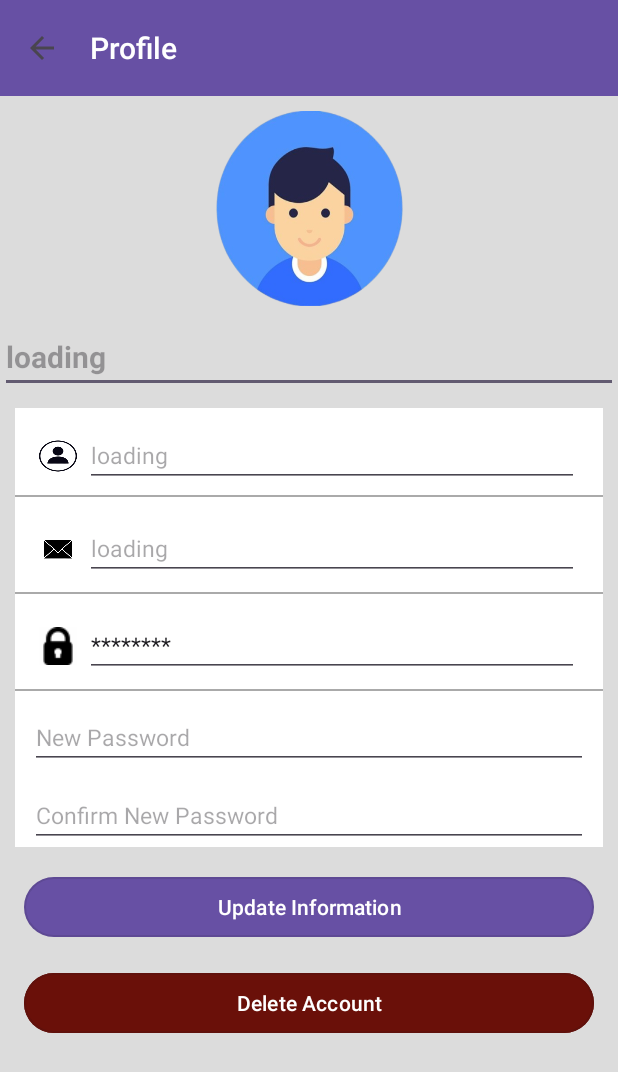
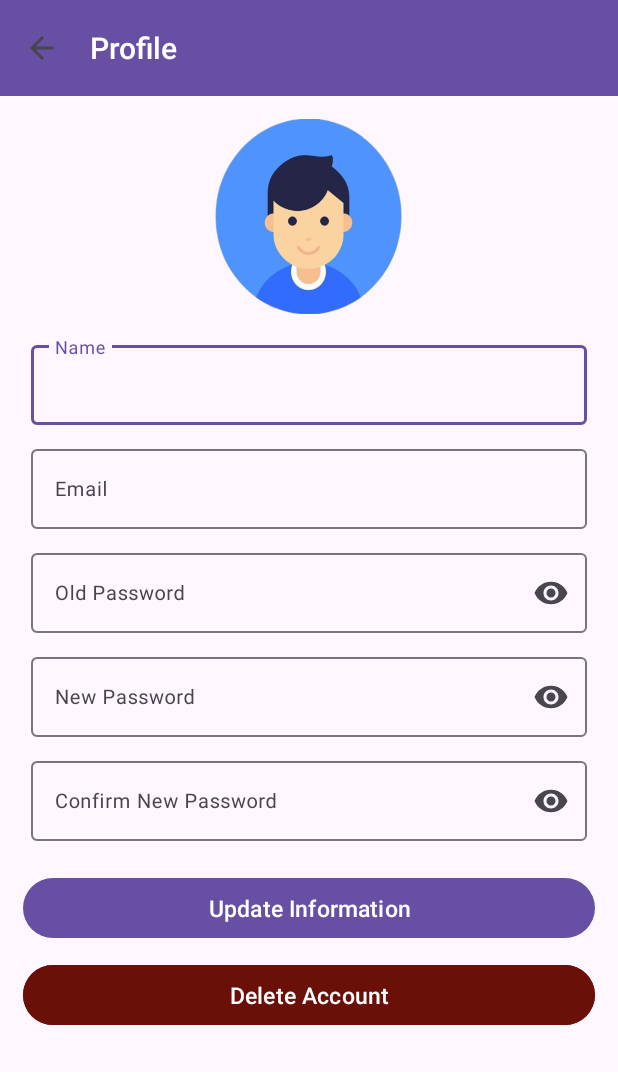
Before and after one commit to KeoYinyong/MobileSurveyproject, an Android app: the Profile screen opened directly, with no data from a screen before it, after a tap on "Update Information", on a phone screen of 412 x 824 dp. Shown: the top 1072 px of the screen. Run offline under Robolectric (Android 15) with nearby library versions, the phone set to English and light mode, and no system bars; our stand-ins replace Firebase (no records; nobody signed in at launch, a user with empty details on screens opened directly).

Commit message:
update profile

```diff
--- a/app/src/main/java/com/yong/Student/Profile.java
+++ b/app/src/main/java/com/yong/Student/Profile.java
@@ -2,24 +2,30 @@ package com.yong.Student;
 
 import android.content.Intent;
 import android.os.Bundle;
+import android.util.Log;
 import android.view.MenuItem;
 import android.view.View;
 import android.widget.EditText;
 import android.widget.ProgressBar;
+import android.widget.TextView;
 import android.widget.Toast;
 
 import androidx.appcompat.app.ActionBar;
 import androidx.appcompat.app.AppCompatActivity;
 import androidx.appcompat.widget.Toolbar;
 
+import com.google.firebase.auth.AuthCredential;
+import com.google.firebase.auth.EmailAuthProvider;
 import com.google.firebase.auth.FirebaseAuth;
 import com.google.firebase.auth.FirebaseUser;
 import com.google.firebase.auth.UserProfileChangeRequest;
 
 public class Profile extends AppCompatActivity {
+    private static final String TAG = "ProfileActivity";
 
-    private EditText textName, textEmail, textPassword, profileName, new_password, confirm_new_password;
+    private EditText textName, textEmail, textPassword, new_password, confirm_new_password;
     private ProgressBar progressBar;
+
 
     @Override
     protected void onCreate(Bundle savedInstanceState) {
@@ -38,11 +44,11 @@ public class Profile extends AppCompatActivity {
         // Initialize views
         textName = findViewById(R.id.textview_name);
         textEmail = findViewById(R.id.textview_email);
-        textPassword = findViewById(R.id.textview_password);
-        profileName = findViewById(R.id.text_name);
+        textPassword = findViewById(R.id.old_password);
         new_password = findViewById(R.id.new_password);
-        confirm_new_password =findViewById(R.id.confirm_new_password);
+        confirm_new_password = findViewById(R.id.confirm_new_password);
         progressBar = findViewById(R.id.progressBar);
+
 
         // Fetch and display user profile data
         fetchUserProfile();
@@ -57,10 +63,8 @@ public class Profile extends AppCompatActivity {
             String email = user.getEmail();
 
             // Set user profile data to EditText fields
-            profileName.setText(name);
             textName.setText(name);
             textEmail.setText(email);
-            textPassword.setText("********"); // Dummy password placeholder
 
             // Hide progress bar once data is loaded
             progressBar.setVisibility(View.GONE);
@@ -70,15 +74,22 @@ public class Profile extends AppCompatActivity {
         }
     }
 
-    // Update user's display name (username)
     // Update user's display name (username) and password
     public void updateUserProfile(View view) {
         FirebaseUser user = FirebaseAuth.getInstance().getCurrentUser();
 
         if (user != null) {
-            String newName = profileName.getText().toString();
+            String newUsername = textName.getText().toString();
+            String newEmail = textEmail.getText().toString();
+            String oldPassword = textPassword.getText().toString(); // Old password from EditText
             String newPassword = new_password.getText().toString();
             String confirmNewPassword = confirm_new_password.getText().toString();
+
+            // Check if old password is empty
+            if (oldPassword.isEmpty()) {
+                Toast.makeText(this, "Please enter the old password", Toast.LENGTH_SHORT).show();
+                return;
+            }
 
             // Check if new password and confirm new password match
             if (!newPassword.equals(confirmNewPassword)) {
@@ -86,32 +97,64 @@ public class Profile extends AppCompatActivity {
                 return;
             }
 
+            // Reauthenticate the user with their current password
+            AuthCredential credential = EmailAuthProvider.getCredential(user.getEmail(), oldPassword);
+            user.reauthenticate(credential)
+                    .addOnCompleteListener(reauthTask -> {
+                        if (reauthTask.isSuccessful()) {
+                            Log.d(TAG, "User reauthenticated successfully");
+
+                            // Update the user's email address
+                            user.updateEmail(newEmail)
+                                    .addOnCompleteListener(emailTask -> {
+                                        if (emailTask.isSuccessful()) {
+                                            Log.d(TAG, "User email updated successfully");
+
+                                            // Update the user's display name (username)
                                             UserProfileChangeRequest profileUpdates = new UserProfileChangeRequest.Builder()
-                    .setDisplayName(newName)
+                                                    .setDisplayName(newUsername)
                                                     .build();
+                                            user.updateProfile(profileUpdates)
+                                                    .addOnCompleteListener(profileTask -> {
+                                                        if (profileTask.isSuccessful()) {
+                                                            Log.d(TAG, "User profile updated successfully");
 
-            user.updateProfile(profileUpdates)
-                    .addOnCompleteListener(task -> {
-                        if (task.isSuccessful()) {
-                            // Update password only if it's not empty
+                                                            // Update the user's password
                                                             if (!newPassword.isEmpty()) {
                                                                 user.updatePassword(newPassword)
                                                                         .addOnCompleteListener(passwordTask -> {
                                                                             if (passwordTask.isSuccessful()) {
                                                                                 Toast.makeText(Profile.this, "Profile and password updated successfully", Toast.LENGTH_SHORT).show();
+                                                                                // Redirect to MainActivity
+                                                                                startActivity(new Intent(Profile.this, MainActivity.class));
+                                                                                finish();
                                                                             } else {
                                                                                 Toast.makeText(Profile.this, "Failed to update password", Toast.LENGTH_SHORT).show();
                                                                             }
                                                                         });
                                                             } else {
                                                                 Toast.makeText(Profile.this, "Profile updated successfully", Toast.LENGTH_SHORT).show();
+                                                                // Redirect to MainActivity
+                                                                startActivity(new Intent(Profile.this, MainActivity.class));
+                                                                finish();
                                                             }
                                                         } else {
                                                             Toast.makeText(Profile.this, "Failed to update profile", Toast.LENGTH_SHORT).show();
                                                         }
                                                     });
+                                        } else {
+                                            Log.e(TAG, "Failed to update email", emailTask.getException());
+                                            Toast.makeText(Profile.this, "Failed to update email", Toast.LENGTH_SHORT).show();
+                                        }
+                                    });
+                        } else {
+                            Log.e(TAG, "Authentication failed. Please enter your current password correctly", reauthTask.getException());
+                            Toast.makeText(Profile.this, "Authentication failed. Please enter your current password correctly", Toast.LENGTH_SHORT).show();
+                        }
+                    });
         }
     }
+
 
 
     // Delete user's account
--- a/app/src/main/res/layout/activity_login.xml
+++ b/app/src/main/res/layout/activity_login.xml
@@ -86,8 +86,8 @@
     <com.google.android.material.button.MaterialButton
         android:id="@+id/register"
         android:layout_width="0dp"
-        android:layout_height="54dp"
-        android:layout_marginStart="8dp"
+        android:layout_height="70dp"
+        android:layout_marginStart="7dp"
         android:layout_marginTop="55dp"
         android:layout_marginEnd="8dp"
         android:text="@string/register"
@@ -99,7 +99,7 @@
     <com.google.android.material.button.MaterialButton
         android:id="@+id/login"
         android:layout_width="0dp"
-        android:layout_height="54dp"
+        android:layout_height="70dp"
         android:layout_marginStart="16dp"
         android:layout_marginTop="55dp"
         android:layout_marginEnd="8dp"
--- a/app/src/main/res/layout/activity_main.xml
+++ b/app/src/main/res/layout/activity_main.xml
@@ -10,6 +10,7 @@
         android:id="@+id/toolbar"
         layout="@layout/toolbar"
         app:layout_constraintTop_toTopOf="parent" />
+
 
     <TextView
         android:id="@+id/textView3"
--- a/app/src/main/res/layout/activity_profile.xml
+++ b/app/src/main/res/layout/activity_profile.xml
@@ -1,10 +1,9 @@
-<androidx.constraintlayout.widget.ConstraintLayout
-    xmlns:android="http://schemas.android.com/apk/res/android"
+<LinearLayout xmlns:android="http://schemas.android.com/apk/res/android"
     xmlns:app="http://schemas.android.com/apk/res-auto"
     xmlns:tools="http://schemas.android.com/tools"
     android:layout_width="match_parent"
     android:layout_height="match_parent"
-    android:background="#DCDCDC"
+    android:orientation="vertical"
     tools:context=".Profile">
 
     <!-- Toolbar -->
@@ -12,178 +11,111 @@
         android:id="@+id/toolbar"
         layout="@layout/toolbar"
         android:layout_width="match_parent"
-        android:layout_height="wrap_content"
-        app:layout_constraintTop_toTopOf="parent" />
+        android:layout_height="wrap_content" />
 
     <!-- Profile Image -->
     <ImageView
         android:id="@+id/profile_image"
         android:layout_width="130dp"
         android:layout_height="130dp"
-        android:layout_marginTop="10dp"
+        android:layout_marginTop="15dp"
+        android:layout_marginBottom="10dp"
         android:background="@drawable/img"
-        app:layout_constraintEnd_toEndOf="parent"
-        app:layout_constraintStart_toStartOf="parent"
-        app:layout_constraintTop_toBottomOf="@id/toolbar" />
-
-    <!-- Display Name -->
-    <EditText
-        android:id="@+id/text_name"
-        android:layout_width="0dp"
-        android:layout_height="wrap_content"
-        android:layout_marginTop="10dp"
-        android:hint="loading"
-        android:textColor="@color/design_default_color_primary_dark"
-        android:textSize="20sp"
-        android:textStyle="bold"
-        app:layout_constraintEnd_toEndOf="parent"
-        app:layout_constraintStart_toStartOf="parent"
-        app:layout_constraintTop_toBottomOf="@id/profile_image" />
+        android:layout_gravity="center_horizontal" />
 
     <!-- Information Section -->
-    <androidx.constraintlayout.widget.ConstraintLayout
-        android:id="@+id/information_section"
+
+    <com.google.android.material.textfield.TextInputLayout
+        android:id="@+id/til_name"
         android:layout_width="match_parent"
         android:layout_height="wrap_content"
-        android:layout_margin="10dp"
-        android:background="@color/white"
-        app:layout_constraintTop_toBottomOf="@id/text_name"
-        app:layout_constraintStart_toStartOf="parent"
-        app:layout_constraintEnd_toEndOf="parent">
+        android:layout_margin="5dp"
+        android:hint="Name"
+        android:paddingLeft="15dp"
+        android:paddingRight="15dp">
 
-        <!-- Name -->
-        <ImageView
-            android:id="@+id/name_icon"
-            android:layout_width="25dp"
-            android:layout_height="25dp"
-            android:layout_marginStart="16dp"
-            android:layout_marginTop="5dp"
-            android:background="@mipmap/img"
-            app:layout_constraintBottom_toTopOf="@+id/divider_name"
-            app:layout_constraintStart_toStartOf="parent"
-            app:layout_constraintTop_toTopOf="parent" />
+        <com.google.android.material.textfield.TextInputEditText
+            android:id="@+id/textview_name"
+            android:layout_width="match_parent"
+            android:layout_height="wrap_content"
+            android:textSize="13sp" />
 
-        <EditText
-            android:id="@+id/textview_name"
-            android:layout_width="0dp"
+    </com.google.android.material.textfield.TextInputLayout>
+
+    <com.google.android.material.textfield.TextInputLayout
+        android:id="@+id/til_email"
+        android:layout_width="match_parent"
         android:layout_height="wrap_content"
-            android:layout_marginStart="5dp"
-            android:layout_marginEnd="16dp"
-            android:hint="loading"
-            android:minHeight="40dp"
-            android:textSize="15sp"
-            app:layout_constraintBottom_toBottomOf="@id/name_icon"
-            app:layout_constraintEnd_toEndOf="parent"
-            app:layout_constraintStart_toEndOf="@id/name_icon"
-            app:layout_constraintTop_toTopOf="@id/name_icon" />
+        android:layout_margin="5dp"
+        android:hint="Email"
+        android:paddingLeft="15dp"
+        android:paddingRight="15dp">
 
-        <View
-            android:id="@+id/divider_name"
+        <com.google.android.material.textfield.TextInputEditText
+            android:id="@+id/textview_email"
             android:layout_width="match_parent"
-            android:layout_height="1dp"
-            android:layout_marginTop="5dp"
-            android:background="@android:color/darker_gray"
-            app:layout_constraintTop_toBottomOf="@id/textview_name" />
+            android:layout_height="wrap_content"
+            android:textSize="13sp"/>
 
-        <!-- Email -->
-        <ImageView
-            android:id="@+id/email_icon"
-            android:layout_width="25dp"
-            android:layout_height="25dp"
-            android:layout_marginStart="16dp"
-            android:layout_marginTop="5dp"
-            android:background="@mipmap/sms"
-            app:layout_constraintBottom_toTopOf="@+id/divider_email"
-            app:layout_constraintStart_toStartOf="parent"
-            app:layout_constraintTop_toBottomOf="@id/divider_name" />
+    </com.google.android.material.textfield.TextInputLayout>
 
-        <EditText
-            android:id="@+id/textview_email"
-            android:layout_width="0dp"
+    <com.google.android.material.textfield.TextInputLayout
+        android:id="@+id/til_old_password"
+        android:layout_width="match_parent"
         android:layout_height="wrap_content"
-            android:layout_marginStart="5dp"
-            android:layout_marginEnd="16dp"
-            android:hint="loading"
-            android:minHeight="40dp"
-            android:textSize="15sp"
-            app:layout_constraintBottom_toBottomOf="@id/email_icon"
-            app:layout_constraintEnd_toEndOf="parent"
-            app:layout_constraintStart_toEndOf="@id/email_icon"
-            app:layout_constraintTop_toTopOf="@id/email_icon" />
+        android:layout_margin="5dp"
+        android:hint="Old Password"
+        app:endIconMode="password_toggle"
+        android:paddingLeft="15dp"
+        android:paddingRight="15dp">
 
-        <View
-            android:id="@+id/divider_email"
+        <com.google.android.material.textfield.TextInputEditText
+            android:id="@+id/old_password"
             android:layout_width="match_parent"
-            android:layout_height="1dp"
-            android:layout_marginTop="8dp"
-            android:background="@android:color/darker_gray"
-            app:layout_constraintTop_toBottomOf="@id/textview_email" />
+            android:layout_height="wrap_content"
+            android:textSize="13sp"
+            android:inputType="textPassword"/>
 
-        <!-- Password -->
-        <ImageView
-            android:id="@+id/password_icon"
-            android:layout_width="25dp"
-            android:layout_height="25dp"
-            android:layout_marginStart="16dp"
-            android:layout_marginTop="5dp"
-            android:background="@mipmap/pass"
-            app:layout_constraintBottom_toTopOf="@+id/divider_password"
-            app:layout_constraintStart_toStartOf="parent"
-            app:layout_constraintTop_toBottomOf="@id/divider_email" />
+    </com.google.android.material.textfield.TextInputLayout>
 
-        <EditText
-            android:id="@+id/textview_password"
-            android:layout_width="0dp"
+    <com.google.android.material.textfield.TextInputLayout
+        android:id="@+id/til_new_password"
+        android:layout_width="match_parent"
         android:layout_height="wrap_content"
-            android:layout_marginStart="5dp"
-            android:layout_marginEnd="16dp"
-            android:hint="loading"
-            android:minHeight="40dp"
-            android:textSize="15sp"
-            app:layout_constraintBottom_toBottomOf="@id/password_icon"
-            app:layout_constraintEnd_toEndOf="parent"
-            app:layout_constraintStart_toEndOf="@id/password_icon"
-            app:layout_constraintTop_toTopOf="@id/password_icon" />
+        android:layout_margin="5dp"
+        android:hint="@string/new_password"
+        app:endIconMode="password_toggle"
+        android:paddingLeft="15dp"
+        android:paddingRight="15dp">
 
-        <View
-            android:id="@+id/divider_password"
+        <com.google.android.material.textfield.TextInputEditText
+            android:id="@+id/new_password"
             android:layout_width="match_parent"
-            android:layout_height="1dp"
-            android:layout_marginTop="8dp"
-            android:background="@android:color/darker_gray"
-            app:layout_constraintTop_toBottomOf="@id/textview_password" />
+            android:layout_height="wrap_content"
+            android:textSize="13sp"
+            android:inputType="textPassword"/>
 
-        <!-- New Password -->
-        <EditText
-            android:id="@+id/new_password"
-            android:layout_width="0dp"
+    </com.google.android.material.textfield.TextInputLayout>
+
+
+    <com.google.android.material.textfield.TextInputLayout
+        android:id="@+id/til_confirm_new_password"
+        android:layout_width="match_parent"
         android:layout_height="wrap_content"
-            android:layout_marginStart="10dp"
-            android:layout_marginTop="10dp"
-            android:layout_marginEnd="10dp"
-            android:hint="New Password"
-            android:inputType="textPassword"
-            android:minHeight="40dp"
-            android:textSize="15sp"
-            app:layout_constraintEnd_toEndOf="parent"
-            app:layout_constraintStart_toStartOf="parent"
-            app:layout_constraintTop_toBottomOf="@id/divider_password" />
+        android:layout_margin="5dp"
+        android:hint="@string/confirm_new_password"
+        app:endIconMode="password_toggle"
+        android:paddingLeft="15dp"
+        android:paddingRight="15dp">
 
-        <!-- Confirm New Password -->
-        <EditText
+        <com.google.android.material.textfield.TextInputEditText
             android:id="@+id/confirm_new_password"
-            android:layout_width="0dp"
+            android:layout_width="match_parent"
             android:layout_height="wrap_content"
-            android:layout_marginStart="10dp"
-            android:layout_marginTop="10dp"
-            android:layout_marginEnd="10dp"
-            android:hint="Confirm New Password"
-            android:inputType="textPassword"
-            android:minHeight="40dp"
-            android:textSize="15sp"
-            app:layout_constraintEnd_toEndOf="parent"
-            app:layout_constraintStart_toStartOf="parent"
-            app:layout_constraintTop_toBottomOf="@id/new_password" />
+            android:textSize="13sp"
+            android:inputType="textPassword"/>
+
+    </com.google.android.material.textfield.TextInputLayout>
 
     <!-- Progress Bar (Optional) -->
     <ProgressBar
@@ -191,40 +123,31 @@
         android:layout_width="wrap_content"
         android:layout_height="wrap_content"
         android:layout_gravity="center"
-            android:visibility="gone"
-            app:layout_constraintBottom_toBottomOf="parent"
-            app:layout_constraintTop_toTopOf="parent"
-            app:layout_constraintStart_toStartOf="parent"
-            app:layout_constraintEnd_toEndOf="parent" />
-
-    </androidx.constraintlayout.widget.ConstraintLayout>
-
+        android:visibility="gone" />
 
     <!-- Buttons for Updating Information and Deleting Account -->
-    <com.google.android.material.button.MaterialButton
-        android:id="@+id/btn_update_information"
-        android:layout_width="0dp"
+    <Button
+        android:id="@+id/updateUserProfile"
+        android:layout_width="match_parent"
         android:layout_height="wrap_content"
-        android:layout_margin="16dp"
+        android:layout_marginLeft="15dp"
+        android:layout_marginTop="15dp"
+        android:layout_marginRight="15dp"
+        android:layout_marginBottom="10dp"
         android:onClick="updateUserProfile"
-        android:text="Update Information"
-        app:layout_constraintStart_toStartOf="parent"
-        app:layout_constraintEnd_toEndOf="parent"
-        app:layout_constraintTop_toBottomOf="@id/information_section"
-        android:theme="@style/Widget.MaterialComponents.Button.OutlinedButton" />
+        android:text="@string/update_information"
+        android:textSize="15sp" />
 
-    <com.google.android.material.button.MaterialButton
+    <Button
         android:id="@+id/btn_delete_account"
-        android:layout_width="0dp"
+        android:layout_width="match_parent"
         android:layout_height="wrap_content"
-        android:layout_margin="16dp"
+        android:layout_marginLeft="15dp"
+        android:layout_marginRight="15dp"
+        android:layout_marginBottom="10dp"
+        android:backgroundTint="@color/red"
         android:onClick="deleteUserAccount"
-        android:text="Delete Account"
-        android:backgroundTint="@color/red"
-    app:layout_constraintStart_toStartOf="parent"
-    app:layout_constraintEnd_toEndOf="parent"
-    app:layout_constraintTop_toBottomOf="@id/btn_update_information"
-    android:theme="@style/Widget.MaterialComponents.Button.OutlinedButton" />
+        android:text="@string/delete_account"
+        android:textSize="15sp" />
 
-
-</androidx.constraintlayout.widget.ConstraintLayout>
+</LinearLayout>
--- a/app/src/main/res/values/strings.xml
+++ b/app/src/main/res/values/strings.xml
@@ -46,7 +46,7 @@
     <string name="personal_information">Register Account</string>
     <string name="enter_your_name">Enter Your Name</string>
     <string name="enter_email_address">Enter Email Address</string>
-    <string name="enter_password">Enter Password</string>
+    <string name="enter_password">Enter Password at least-6</string>
     <string name="confirm_password">Confirm Password</string>
     <string name="sign_up">Sign Up</string>
     <string name="todo">TODO</string>
@@ -61,4 +61,8 @@
     <string name="todo_menu">TODO</string>
     <string name="profile_toolbar">Profile</string>
     <string name="list_is_empty">List is Empty</string>
+    <string name="delete_account">Delete Account</string>
+    <string name="update_information">Update Information</string>
+    <string name="confirm_new_password">Confirm New Password</string>
+    <string name="new_password">New Password</string>
 </resources>
```
Also changed, not shown: app/src/main/java/com/yong/Student/Note.java (+11 -1 lines), app/src/main/java/com/yong/Student/NoteList.java (+10 -2 lines), app/src/main/java/com/yong/Student/SignUp.java (+54 -10 lines), app/src/main/java/com/yong/Student/User.java (+41 -1 lines), app/src/main/res/layout/activity_sign_up.xml (+30 -14 lines). Lines whose indentation alone changed are shown as unchanged.
